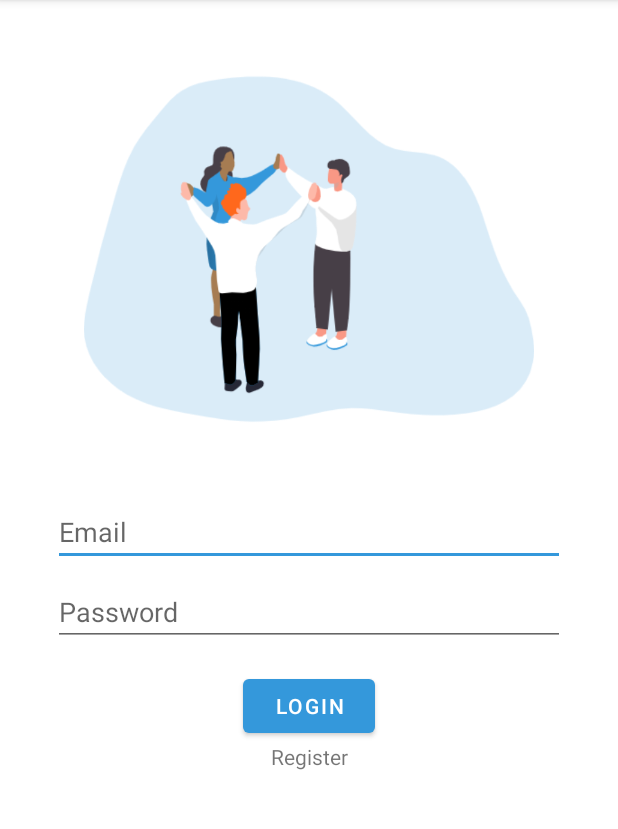
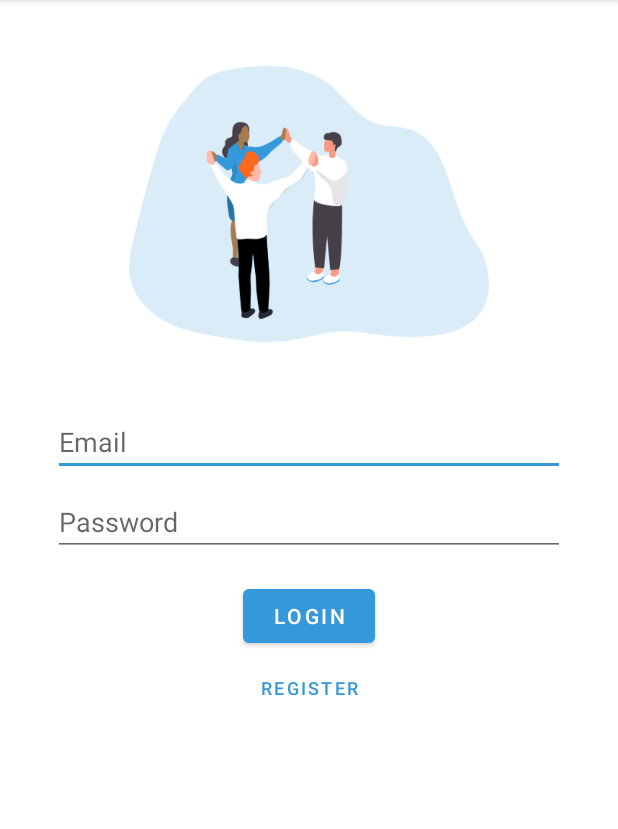
Before and after one commit to hanunmasitha/simosdista, an Android app: the screen it shows after launch (MainActivity), on a phone screen of 412 x 824 dp, the part 84-913 px from its top. Run offline under Robolectric (Android 15) with nearby library versions, the phone set to English and light mode, and no system bars; our stand-ins replace Firebase (no records; nobody signed in at launch, a user with empty details on screens opened directly).

Commit message:
update UI

```diff
--- a/android/app/src/main/java/com/example/simodista/core/domain/model/FeedbackForm.kt
+++ /dev/null
@@ -1,4 +0,0 @@
-package com.example.simodista.core.domain.model
-
-class FeedbackForm {
-}
--- a/android/app/src/main/java/com/example/simodista/core/domain/model/Privilege.kt
+++ /dev/null
@@ -1,5 +0,0 @@
-package com.example.simodista.core.domain.model
-
-class Privilege {
-
-}
--- a/android/app/src/main/java/com/example/simodista/core/domain/model/ReportForm.kt
+++ /dev/null
@@ -1,4 +0,0 @@
-package com.example.simodista.core.domain.model
-
-class ReportForm {
-}
--- a/android/app/src/main/java/com/example/simodista/core/domain/model/User.kt
+++ /dev/null
@@ -1,4 +0,0 @@
-package com.example.simodista.core.domain.model
-
-class User {
-}
--- /dev/null
+++ b/android/app/src/main/java/com/example/simodista/model/FeedbackForm.kt
@@ -0,0 +1,4 @@
+package com.example.simodista.model
+
+class FeedbackForm {
+}
--- /dev/null
+++ b/android/app/src/main/java/com/example/simodista/model/Privilege.kt
@@ -0,0 +1,5 @@
+package com.example.simodista.model
+
+class Privilege {
+
+}
--- /dev/null
+++ b/android/app/src/main/java/com/example/simodista/model/ReportForm.kt
@@ -0,0 +1,4 @@
+package com.example.simodista.model
+
+class ReportForm {
+}
--- a/android/app/src/main/java/com/example/simodista/presenter/login/LoginFragment.kt
+++ b/android/app/src/main/java/com/example/simodista/presenter/login/LoginFragment.kt
@@ -43,12 +43,13 @@ class LoginFragment : Fragment() {
             val email = binding.loginEmail.text.toString().trim()
             val password = binding.loginPassword.text.toString().trim()
             if(validateLogin(email, password)){
+                binding.progressBar2.visibility = View.VISIBLE
                 firebaseAuth.signInWithEmailAndPassword(email, password).addOnSuccessListener {
                     view.findNavController().navigate(R.id.action_loginFragment_to_userHomeFragment)
                 }.addOnFailureListener {
-                    Toast.makeText(requireContext(), it.message.toString(), Toast.LENGTH_LONG).show()
+                    binding.progressBar2.visibility = View.GONE
+                    Toast.makeText(requireContext(), it.message.toString(), Toast.LENGTH_SHORT).show()
                 }
-
             }
         }
     }
@@ -63,7 +64,6 @@ class LoginFragment : Fragment() {
             binding.loginPassword.error = "Password is required!"
             return false
         }
-
         return true
     }
 
--- a/android/app/src/main/res/layout/fragment_create_report.xml
+++ b/android/app/src/main/res/layout/fragment_create_report.xml
@@ -10,16 +10,16 @@
     <ImageView
         android:id="@+id/imageView"
         android:layout_width="0dp"
-        android:layout_height="200dp"
+        android:layout_height="240dp"
         android:layout_marginStart="16dp"
-        android:layout_marginTop="60dp"
+        android:layout_marginTop="32dp"
         android:layout_marginEnd="16dp"
         android:scaleType="centerCrop"
         app:layout_constraintEnd_toEndOf="parent"
         app:layout_constraintHorizontal_bias="0.491"
         app:layout_constraintStart_toStartOf="parent"
         app:layout_constraintTop_toTopOf="parent"
-        tools:src="@tools:sample/avatars" />
+        android:src="@drawable/login_image" />
 
 
     <EditText
--- a/android/app/src/main/res/layout/fragment_login.xml
+++ b/android/app/src/main/res/layout/fragment_login.xml
@@ -8,8 +8,8 @@
 
     <ImageView
         android:id="@+id/imageView2"
-        android:layout_width="300dp"
-        android:layout_height="300dp"
+        android:layout_width="0dp"
+        android:layout_height="240dp"
         android:layout_marginTop="16dp"
         android:src="@drawable/login_image"
         app:layout_constraintEnd_toEndOf="parent"
@@ -48,17 +48,38 @@
         android:layout_height="wrap_content"
         android:layout_marginTop="16dp"
         android:text="@string/login"
+        android:letterSpacing=".125"
         app:layout_constraintEnd_toEndOf="@+id/login_password"
         app:layout_constraintStart_toStartOf="@+id/login_password"
         app:layout_constraintTop_toBottomOf="@+id/login_password" />
 
-    <TextView
+    <Button
+        style="@style/Widget.AppCompat.Button.Borderless"
         android:id="@+id/register_button"
         android:layout_width="wrap_content"
         android:layout_height="wrap_content"
         android:text="@string/register"
-        android:clickable="true"
+        android:textColor="@color/blue"
+        android:textSize="12sp"
+        android:letterSpacing=".125"
+        app:backgroundTint="@android:color/transparent"
+        app:cornerRadius="8dp"
+        app:rippleColor="#33AAAAAA"
+        app:strokeColor="@color/blue"
+        app:strokeWidth="2dp"
         app:layout_constraintEnd_toEndOf="@+id/login_button"
         app:layout_constraintStart_toStartOf="@+id/login_button"
         app:layout_constraintTop_toBottomOf="@+id/login_button" />
+
+    <ProgressBar
+        android:id="@+id/progressBar2"
+        style="?android:attr/progressBarStyle"
+        android:layout_width="wrap_content"
+        android:layout_height="wrap_content"
+        app:layout_constraintBottom_toBottomOf="parent"
+        app:layout_constraintEnd_toEndOf="parent"
+        app:layout_constraintStart_toStartOf="parent"
+        app:layout_constraintTop_toBottomOf="@+id/register_button"
+        android:visibility="gone"/>
+
 </androidx.constraintlayout.widget.ConstraintLayout>
--- a/android/app/src/main/res/navigation/navigation.xml
+++ b/android/app/src/main/res/navigation/navigation.xml
@@ -41,6 +41,9 @@
         <action
             android:id="@+id/action_userHomeFragment_to_notificationFragment"
             app:destination="@id/notificationFragment" />
+        <action
+            android:id="@+id/action_userHomeFragment_to_settingFragment"
+            app:destination="@id/settingFragment" />
     </fragment>
     <fragment
         android:id="@+id/createReportFragment2"
@@ -52,4 +55,15 @@
         android:name="com.example.simodista.presenter.notification.NotificationFragment"
         android:label="fragment_notification"
         tools:layout="@layout/fragment_notification" />
+    <fragment
+        android:id="@+id/settingFragment"
+        android:name="com.example.simodista.presenter.setting.SettingFragment"
+        android:label="fragment_setting"
+        tools:layout="@layout/fragment_setting" >
+        <action
+            android:id="@+id/action_settingFragment_to_loginFragment"
+            app:destination="@id/loginFragment"
+            app:popUpTo="@id/navigation"
+            app:popUpToInclusive="true"/>
+    </fragment>
 </navigation>
```
Also changed, not shown: android/app/src/main/java/com/example/simodista/model/User.kt (added, +9 -0 lines), android/app/src/main/java/com/example/simodista/presenter/home/UserHomeFragment.kt (+17 -3 lines), android/app/src/main/java/com/example/simodista/presenter/register/RegisterFragment.kt (+19 -9 lines), android/app/src/main/res/layout/fragment_register.xml (+11 -0 lines), android/app/src/main/res/layout/fragment_user_home.xml (+24 -0 lines).
